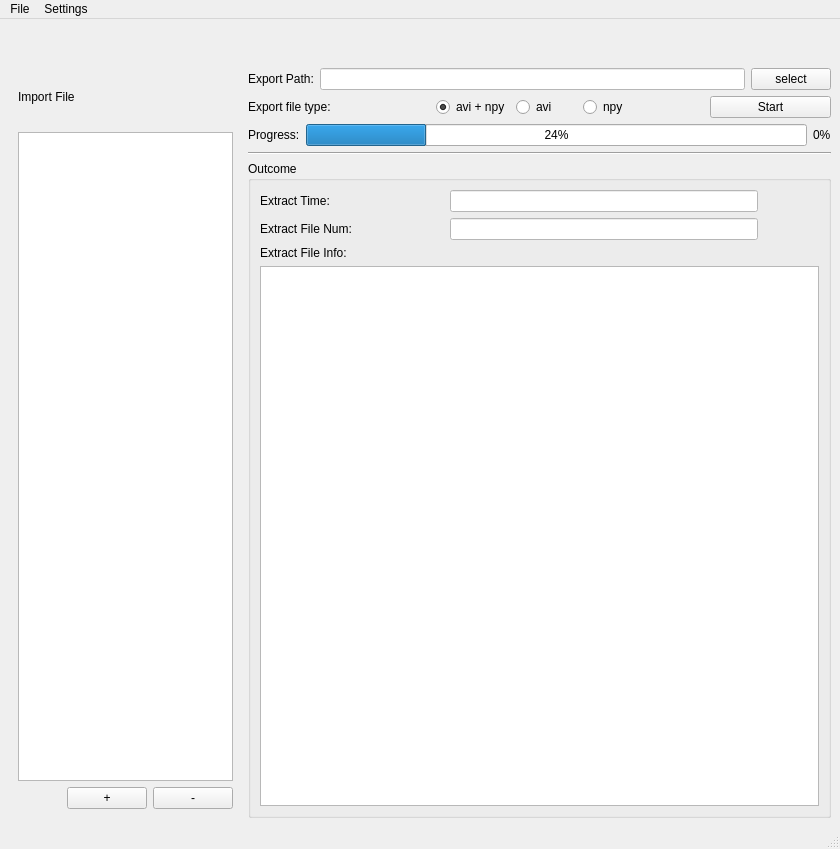
Above: util/ui/EC_dicom2avi.ui from chi-chun-1999/EC_dicom2avi before the change. Below: the same form after it.
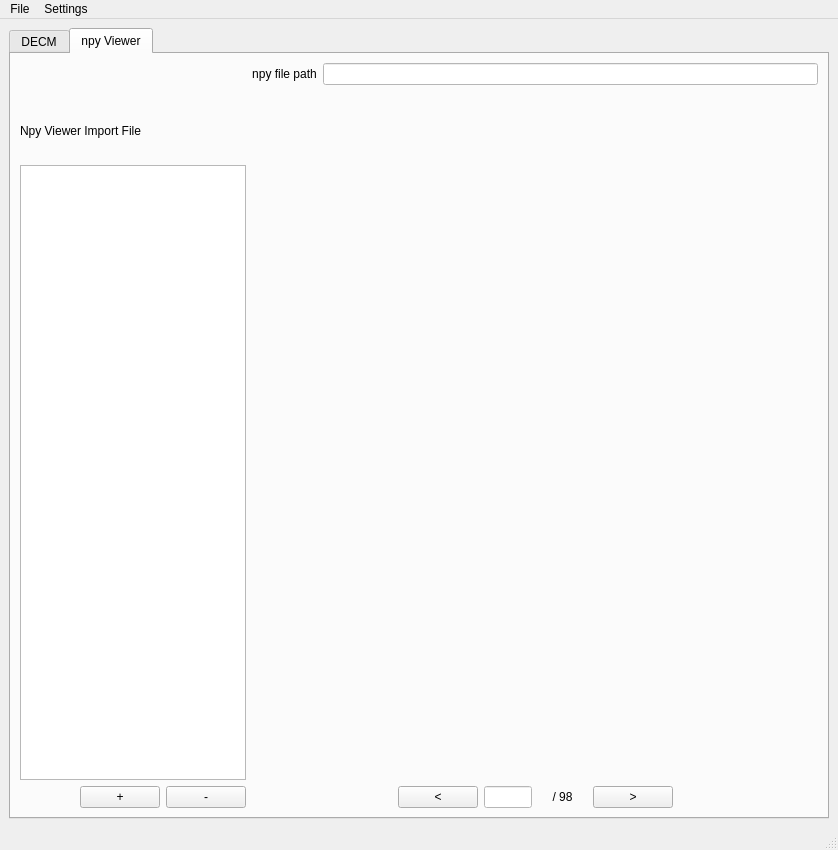
That is the form after the change. The open tabs and pages were chosen to show the change.

Commit message: finish the npy Viewer

Diff of the .ui file:
```diff
--- a/util/ui/EC_dicom2avi.ui
+++ b/util/ui/EC_dicom2avi.ui
@@ -6,8 +6,8 @@
    <rect>
     <x>0</x>
     <y>0</y>
-    <width>840</width>
-    <height>849</height>
+    <width>838</width>
+    <height>850</height>
    </rect>
   </property>
   <property name="windowTitle">
@@ -21,12 +21,19 @@
 }</string>
   </property>
   <widget class="QWidget" name="centralwidget">
-   <layout class="QHBoxLayout" name="horizontalLayout_8" stretch="2,5">
+   <layout class="QHBoxLayout" name="horizontalLayout_8" stretch="0">
     <item>
-     <widget class="QWidget" name="widget" native="true">
-      <layout class="QVBoxLayout" name="verticalLayout_2">
+     <widget class="QTabWidget" name="tabWidget">
+      <property name="currentIndex">
+       <number>0</number>
+      </property>
+      <widget class="QWidget" name="tab">
+       <attribute name="title">
+        <string>DECM</string>
+       </attribute>
+       <layout class="QHBoxLayout" name="horizontalLayout_9" stretch="2,5">
        <item>
-        <layout class="QVBoxLayout" name="verticalLayout" stretch="1,2,22,0">
+         <layout class="QVBoxLayout" name="verticalLayout" stretch="0,2,22,0">
          <property name="spacing">
           <number>6</number>
          </property>
@@ -86,9 +93,6 @@
          </item>
         </layout>
        </item>
-      </layout>
-     </widget>
-    </item>
     <item>
      <layout class="QVBoxLayout" name="verticalLayout_4" stretch="0,2,2,0,2,20">
       <item>
@@ -348,14 +352,187 @@
     </item>
    </layout>
   </widget>
+      <widget class="QWidget" name="tab_2">
+       <attribute name="title">
+        <string>npy Viewer</string>
+       </attribute>
+       <layout class="QHBoxLayout" name="horizontalLayout_13" stretch="2,5">
+        <item>
+         <layout class="QVBoxLayout" name="verticalLayout_5" stretch="0,2,22,0">
+          <property name="spacing">
+           <number>6</number>
+          </property>
+          <item>
+           <spacer name="verticalSpacer_3">
+            <property name="orientation">
+             <enum>Qt::Vertical</enum>
+            </property>
+            <property name="sizeHint" stdset="0">
+             <size>
+              <width>20</width>
+              <height>40</height>
+             </size>
+            </property>
+           </spacer>
+          </item>
+          <item>
+           <widget class="QLabel" name="label_6">
+            <property name="text">
+             <string>Npy Viewer Import File</string>
+            </property>
+           </widget>
+          </item>
+          <item>
+           <widget class="QTreeView" name="treeView_file_npy"/>
+          </item>
+          <item>
+           <layout class="QHBoxLayout" name="horizontalLayout_10" stretch="2,1,1">
+            <item>
+             <spacer name="horizontalSpacer_6">
+              <property name="orientation">
+               <enum>Qt::Horizontal</enum>
+              </property>
+              <property name="sizeHint" stdset="0">
+               <size>
+                <width>40</width>
+                <height>20</height>
+               </size>
+              </property>
+             </spacer>
+            </item>
+            <item>
+             <widget class="QPushButton" name="pushButton_add_file_npy">
+              <property name="text">
+               <string>+</string>
+              </property>
+             </widget>
+            </item>
+            <item>
+             <widget class="QPushButton" name="pushButton_delete_file_npy">
+              <property name="text">
+               <string>-</string>
+              </property>
+             </widget>
+            </item>
+           </layout>
+          </item>
+         </layout>
+        </item>
+        <item>
+         <layout class="QVBoxLayout" name="verticalLayout_6" stretch="2,4,2">
+          <item>
+           <layout class="QHBoxLayout" name="horizontalLayout_11">
+            <property name="spacing">
+             <number>6</number>
+            </property>
+            <property name="sizeConstraint">
+             <enum>QLayout::SetDefaultConstraint</enum>
+            </property>
+            <property name="topMargin">
+             <number>0</number>
+            </property>
+            <property name="bottomMargin">
+             <number>0</number>
+            </property>
+            <item>
+             <widget class="QLabel" name="label_npy_file_path_npy">
+              <property name="text">
+               <string>npy file path</string>
+              </property>
+              <property name="alignment">
+               <set>Qt::AlignCenter</set>
+              </property>
+             </widget>
+            </item>
+            <item>
+             <widget class="QLineEdit" name="lineEdit_npy_file_path_npy">
+              <property name="enabled">
+               <bool>false</bool>
+              </property>
+             </widget>
+            </item>
+           </layout>
+          </item>
+          <item>
+           <widget class="QWidget" name="widget_npy" native="true"/>
+          </item>
+          <item>
+           <layout class="QHBoxLayout" name="horizontalLayout_12" stretch="3,1,1,1,1,3">
+            <item>
+             <spacer name="horizontalSpacer_7">
+              <property name="orientation">
+               <enum>Qt::Horizontal</enum>
+              </property>
+              <property name="sizeHint" stdset="0">
+               <size>
+                <width>40</width>
+                <height>20</height>
+               </size>
+              </property>
+             </spacer>
+            </item>
+            <item>
+             <widget class="QPushButton" name="pushButton_previous_npy">
+              <property name="text">
+               <string>&lt;</string>
+              </property>
+             </widget>
+            </item>
+            <item>
+             <widget class="QLineEdit" name="lineEdit_current_npy">
+              <property name="alignment">
+               <set>Qt::AlignCenter</set>
+              </property>
+             </widget>
+            </item>
+            <item>
+             <widget class="QLabel" name="label_all_npy">
+              <property name="text">
+               <string>/ 98</string>
+              </property>
+              <property name="alignment">
+               <set>Qt::AlignCenter</set>
+              </property>
+             </widget>
+            </item>
+            <item>
+             <widget class="QPushButton" name="pushButton_next_npy">
+              <property name="text">
+               <string>&gt;</string>
+              </property>
+             </widget>
+            </item>
+            <item>
+             <spacer name="horizontalSpacer_8">
+              <property name="orientation">
+               <enum>Qt::Horizontal</enum>
+              </property>
+              <property name="sizeHint" stdset="0">
+               <size>
+                <width>40</width>
+                <height>20</height>
+               </size>
+              </property>
+             </spacer>
+            </item>
+           </layout>
+          </item>
+         </layout>
+        </item>
+       </layout>
+      </widget>
+     </widget>
+    </item>
+   </layout>
+  </widget>
   <widget class="QStatusBar" name="statusbar"/>
   <widget class="QMenuBar" name="menubar">
    <property name="geometry">
     <rect>
      <x>0</x>
      <y>0</y>
-     <width>840</width>
-     <height>21</height>
+     <width>838</width>
+     <height>24</height>
     </rect>
    </property>
    <widget class="QMenu" name="menufile_file">
```
Lines whose indentation alone changed are shown as unchanged. The commit also changes 9 other files.
